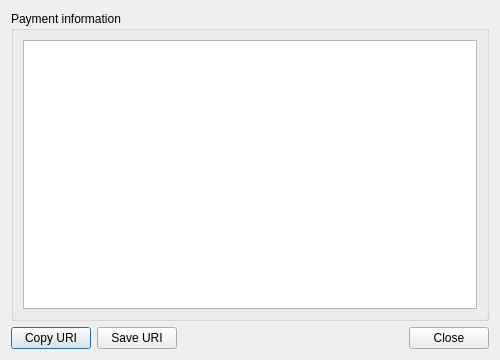
Old version of the form src/gui/ui/showpaymentrequest.ui in the repository discretecoin/discrete-wallet.
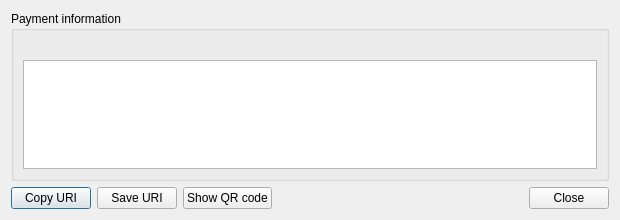
New version of the form. Icons and pictures are not drawn.

Commit message: Add compact QR payment requests and click-to-pay handling

Diff of the .ui file:
```diff
--- a/src/gui/ui/showpaymentrequest.ui
+++ b/src/gui/ui/showpaymentrequest.ui
@@ -6,14 +6,14 @@
    <rect>
     <x>0</x>
     <y>0</y>
-    <width>500</width>
-    <height>360</height>
+    <width>620</width>
+    <height>220</height>
    </rect>
   </property>
   <property name="minimumSize">
    <size>
     <width>500</width>
-    <height>300</height>
+    <height>0</height>
    </size>
   </property>
   <property name="maximumSize">
@@ -28,18 +28,25 @@
   <layout class="QVBoxLayout" name="verticalLayout" stretch="1,0">
    <item>
     <widget class="QGroupBox" name="m_paymentRequestContent">
-     <property name="minimumSize">
-      <size>
-       <width>0</width>
-       <height>150</height>
-      </size>
-     </property>
      <property name="title">
       <string>Payment information</string>
      </property>
      <layout class="QGridLayout" name="gridLayout">
       <item row="0" column="0">
-       <widget class="QTextEdit" name="m_paymentRequestUriText">
+       <widget class="QLabel" name="m_recipientStatusLabel">
+        <property name="text">
+         <string/>
+        </property>
+        <property name="wordWrap">
+         <bool>true</bool>
+        </property>
+       </widget>
+      </item>
+      <item row="1" column="0">
+       <widget class="QTextBrowser" name="m_paymentRequestUriText">
+        <property name="toolTip">
+         <string>Click the payment request to open it in this wallet.</string>
+        </property>
         <property name="whatsThis">
          <string/>
         </property>
@@ -61,12 +68,26 @@
       </widget>
      </item>
      <item>
-      <widget class="QPushButton" name="m_saveUriButton">
+     <widget class="QPushButton" name="m_saveUriButton">
        <property name="text">
         <string>Save URI</string>
        </property>
       </widget>
      </item>
+     <item>
+      <widget class="QPushButton" name="m_showQrCodeButton">
+       <property name="visible">
+        <bool>false</bool>
+       </property>
+       <property name="text">
+        <string>Show QR code</string>
+       </property>
+       <property name="icon">
+        <iconset resource="../../resources.qrc">
+         <normaloff>:/icons/qrcode</normaloff>:/icons/qrcode</iconset>
+       </property>
+      </widget>
+     </item>
      <item>
       <spacer name="horizontalSpacer">
        <property name="orientation">
```
Left out of the diff: 10 changed lines with no effect on the pictures. The commit also changes 12 other files.
